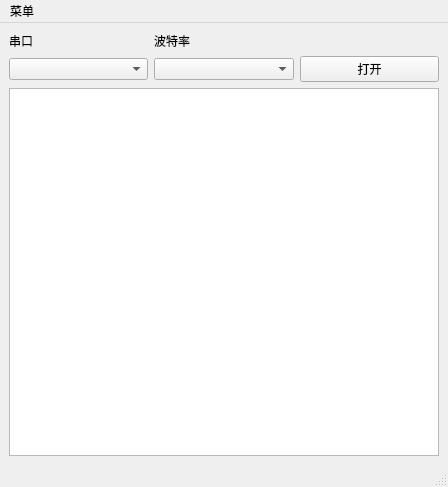
Above: SLmge.ui from windfallw/PN532-Reader before the change. Below: the same form after it.
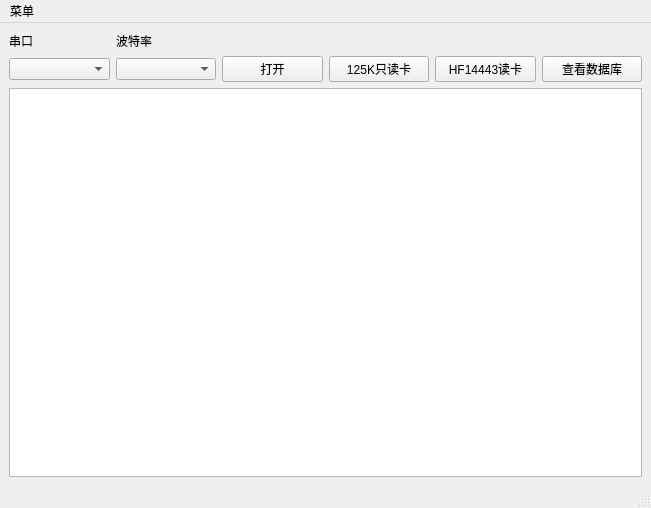
That is the form after the change.

```diff
--- a/SLmge.ui
+++ b/SLmge.ui
@@ -6,8 +6,8 @@
    <rect>
     <x>0</x>
     <y>0</y>
-    <width>448</width>
-    <height>487</height>
+    <width>651</width>
+    <height>508</height>
    </rect>
   </property>
   <property name="windowTitle">
@@ -15,56 +15,66 @@
   </property>
   <widget class="QWidget" name="centralwidget">
    <layout class="QGridLayout" name="gridLayout">
-    <item row="1" column="1">
+    <item row="0" column="0">
+     <widget class="QLabel" name="port_label">
+      <property name="text">
+       <string>串口</string>
+      </property>
+      <property name="buddy">
+       <cstring>port</cstring>
+      </property>
+     </widget>
+    </item>
+    <item row="0" column="1">
+     <widget class="QLabel" name="baud_label">
+      <property name="text">
+       <string>波特率</string>
+      </property>
+      <property name="buddy">
+       <cstring>baud</cstring>
+      </property>
+     </widget>
+    </item>
+    <item row="1" column="0">
      <widget class="QComboBox" name="port">
       <property name="editable">
        <bool>false</bool>
       </property>
      </widget>
     </item>
-    <item row="3" column="1" colspan="3">
-     <widget class="QTextBrowser" name="serialPrint">
-      <property name="toolTip">
-       <string>&lt;html&gt;&lt;head/&gt;&lt;body&gt;&lt;p&gt;&lt;br/&gt;&lt;/p&gt;&lt;/body&gt;&lt;/html&gt;</string>
-      </property>
-      <property name="html">
-       <string>&lt;!DOCTYPE HTML PUBLIC &quot;-//W3C//DTD HTML 4.0//EN&quot; &quot;http://www.w3.org/TR/REC-html40/strict.dtd&quot;&gt;
-&lt;html&gt;&lt;head&gt;&lt;meta name=&quot;qrichtext&quot; content=&quot;1&quot; /&gt;&lt;style type=&quot;text/css&quot;&gt;
-p, li { white-space: pre-wrap; }
-&lt;/style&gt;&lt;/head&gt;&lt;body style=&quot; font-family:'SimSun'; font-size:9pt; font-weight:400; font-style:normal;&quot;&gt;
-&lt;p style=&quot;-qt-paragraph-type:empty; margin-top:0px; margin-bottom:0px; margin-left:0px; margin-right:0px; -qt-block-indent:0; text-indent:0px;&quot;&gt;&lt;br /&gt;&lt;/p&gt;&lt;/body&gt;&lt;/html&gt;</string>
-      </property>
-     </widget>
+    <item row="1" column="1">
+     <widget class="QComboBox" name="baud"/>
     </item>
-    <item row="1" column="3">
+    <item row="1" column="2">
      <widget class="QPushButton" name="openSer">
       <property name="text">
        <string>打开</string>
       </property>
      </widget>
     </item>
-    <item row="0" column="2">
-     <widget class="QLabel" name="baud_label">
+    <item row="1" column="3">
+     <widget class="QPushButton" name="read125k">
       <property name="text">
-       <string>波特率</string>
+       <string>125K只读卡</string>
       </property>
-      <property name="buddy">
-       <cstring>baud</cstring>
+     </widget>
+    </item>
+    <item row="1" column="4">
+     <widget class="QPushButton" name="read14443">
+      <property name="text">
+       <string>HF14443读卡</string>
       </property>
      </widget>
     </item>
-    <item row="0" column="1">
-     <widget class="QLabel" name="port_label">
+    <item row="1" column="5">
+     <widget class="QPushButton" name="showSql">
       <property name="text">
-       <string>串口</string>
+       <string>查看数据库</string>
       </property>
-      <property name="buddy">
-       <cstring>port</cstring>
-      </property>
      </widget>
     </item>
-    <item row="1" column="2">
-     <widget class="QComboBox" name="baud"/>
+    <item row="2" column="0" colspan="6">
+     <widget class="QTextBrowser" name="serialPrint"/>
     </item>
    </layout>
   </widget>
@@ -74,7 +84,7 @@
     <rect>
      <x>0</x>
      <y>0</y>
-     <width>448</width>
+     <width>651</width>
      <height>26</height>
     </rect>
    </property>
@@ -82,13 +92,13 @@
     <property name="title">
      <string>菜单</string>
     </property>
-    <addaction name="actionOpenFile"/>
+    <addaction name="actionabout"/>
    </widget>
    <addaction name="menu"/>
   </widget>
-  <action name="actionOpenFile">
+  <action name="actionabout">
    <property name="text">
-    <string>打开文件</string>
+    <string>关于</string>
    </property>
   </action>
  </widget>
```
Left out of the diff: 3 changed lines with no effect on the pictures.
